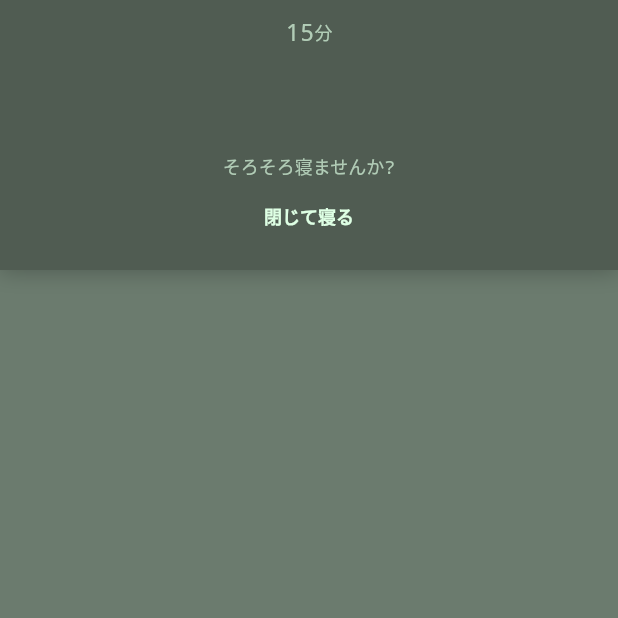
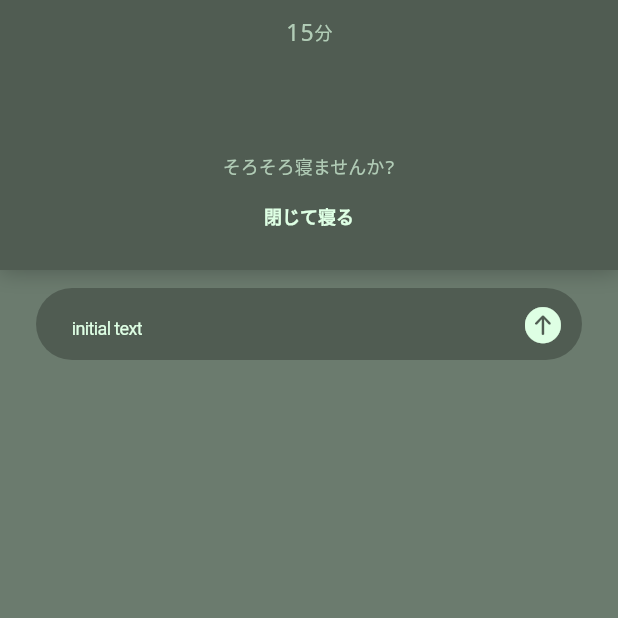
Before and after one commit to IWK623/flutter_nemuke, a Flutter app: the screen it shows after launch, after a tap on "メッセージを開く", on a phone screen of 412 x 824 dp, the top half of it. Run offline on Flutter 3.47's test engine with Material 2 defaults, Android fonts, the phone set to English and light mode, and no system bars; our stand-ins replace firebase_core; accounts and stored records are empty; generated files the repository leaves out were written again.

Commit message:
テキストフィールドの実装

```diff
--- a/negoto/lib/Define.dart
+++ b/negoto/lib/Define.dart
@@ -27,4 +27,12 @@ class AssetStyle {
       fontWeight: FontWeight.bold,
       fontStyle: FontStyle.normal,
       decoration: TextDecoration.none);
+
+  static late TextStyle textStyleInput1 = const TextStyle(
+      color: AssetColor.textColorBtn,
+      fontSize: 12,
+      // fontWeight: FontWeight.bold,
+      height: 2,
+      fontStyle: FontStyle.normal,
+      decoration: TextDecoration.none);
 }
--- a/negoto/lib/pages/message/Message.dart
+++ b/negoto/lib/pages/message/Message.dart
@@ -1,5 +1,6 @@
 import 'package:flutter/material.dart';
 import 'package:negoto/pages/message/Header.dart';
+import 'package:negoto/pages/message/MessageTextField.dart';
 
 import '../../Define.dart';
 import '../../widgets/Screen.dart';
@@ -12,7 +13,7 @@ class Message extends StatelessWidget {
     return Screen(
       Column(
         mainAxisSize: MainAxisSize.min,
-        children: [const Header()],
+        children: const [Header(), MessageTextField()],
       ),
       color: AssetColor.backColorLight,
     );
--- /dev/null
+++ b/negoto/lib/pages/message/MessageTextField.dart
@@ -0,0 +1,51 @@
+import 'package:flutter/cupertino.dart';
+import 'package:flutter/material.dart';
+import 'package:negoto/Define.dart';
+
+class MessageTextField extends StatefulWidget {
+  const MessageTextField({Key? key}) : super(key: key);
+
+  @override
+  State<StatefulWidget> createState() {
+    return _MessageTextField();
+  }
+}
+
+class _MessageTextField extends State<MessageTextField> {
+  late TextEditingController _textController;
+
+  @override
+  void initState() {
+    super.initState();
+    _textController = TextEditingController(text: 'initial text');
+  }
+
+  @override
+  Widget build(BuildContext context) {
+    return Container(
+      padding: const EdgeInsets.fromLTRB(24, 12, 24, 12),
+      child: CupertinoTextField(
+        controller: _textController,
+        decoration: BoxDecoration(
+          color: AssetColor.backColorDark,
+          borderRadius: BorderRadius.circular(50),
+        ),
+        style: AssetStyle.textStyleInput1,
+        padding: EdgeInsets.fromLTRB(
+            AssetStyle.textStyleInput1.fontSize! * 2,
+            AssetStyle.textStyleInput1.fontSize!,
+            AssetStyle.textStyleInput1.fontSize! * 2,
+            AssetStyle.textStyleInput1.fontSize!),
+        maxLength: 60,
+        suffix: Container(
+          padding: const EdgeInsets.only(right: 12),
+          child: const Icon(
+            CupertinoIcons.arrow_up_circle_fill,
+            color: AssetColor.textColorBtn,
+            size: 28,
+          ),
+        ),
+      ),
+    );
+  }
+}
```
Also changed, not shown: 1 other file.
